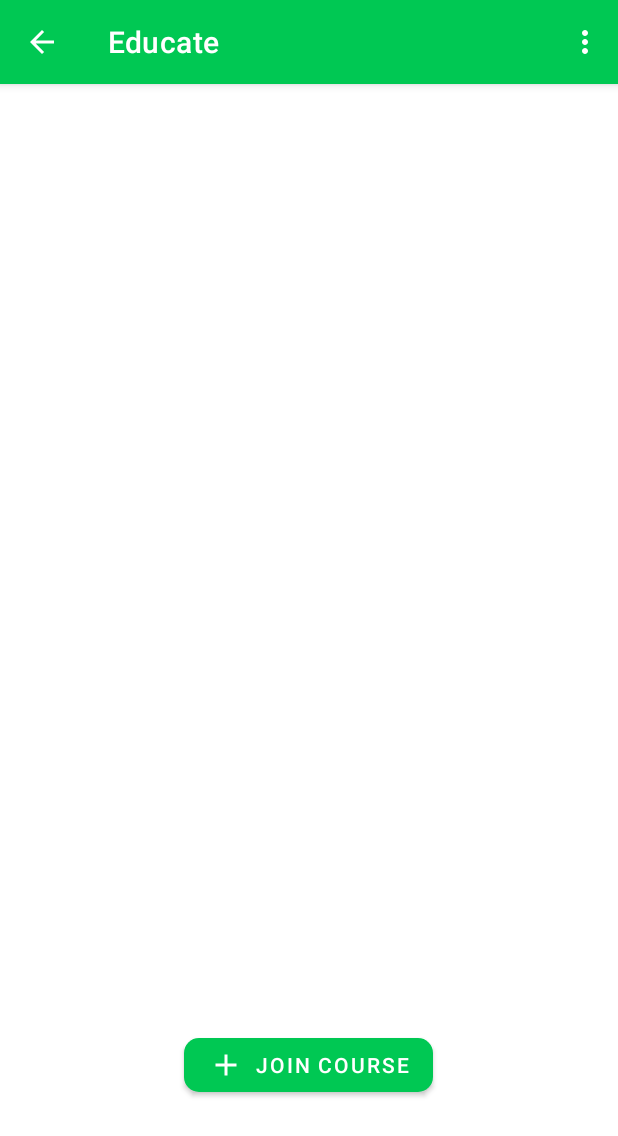
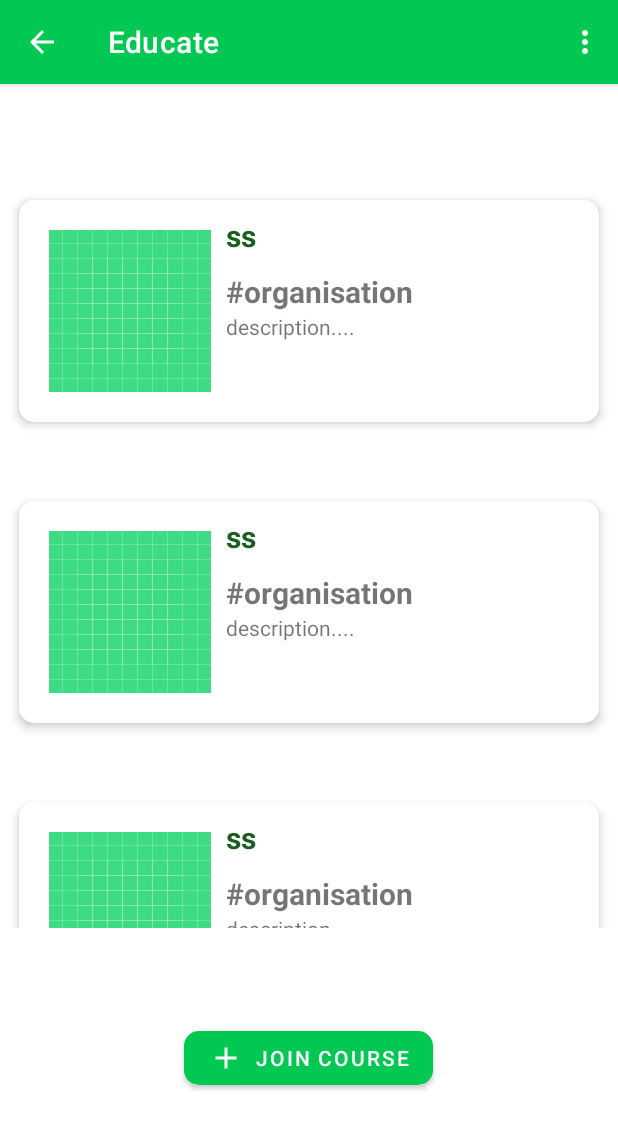
Before and after one commit to IndiaCFG3/team-4, an Android app: the screen it shows after launch once a user with an empty profile is signed in (MainActivity), on a phone screen of 412 x 824 dp. Shown: the top 1136 px of the screen. Run offline under Robolectric (Android 15) with nearby library versions, the phone set to English and light mode, and no system bars; our stand-ins replace Firebase (no records; nobody signed in at launch, a user with empty details on screens opened directly).

Commit message:
student dashboard

```diff
--- a/Educate/app/src/main/java/com/dev5151/educate/activities/MainActivity.java
+++ b/Educate/app/src/main/java/com/dev5151/educate/activities/MainActivity.java
@@ -3,6 +3,8 @@ package com.dev5151.educate.activities;
 import androidx.annotation.NonNull;
 import androidx.appcompat.app.AlertDialog;
 import androidx.appcompat.app.AppCompatActivity;
+import androidx.recyclerview.widget.LinearLayoutManager;
+import androidx.recyclerview.widget.RecyclerView;
 import androidx.viewpager.widget.ViewPager;
 import android.content.DialogInterface;
 import android.content.Intent;
@@ -30,7 +32,9 @@ public class MainActivity extends AppCompatActivity {
     String userIDDD;
     FirebaseUser userrr;
     MaterialButton btnJoinCourse;
+    RecyclerView courseList;
     public static OnClickInterface onClickInterface;
+    student_courses_adapter mStudent_courses_adapter;
     @Override
     protected void onCreate(Bundle savedInstanceState) {
         super.onCreate(savedInstanceState);
@@ -38,9 +42,13 @@ public class MainActivity extends AppCompatActivity {
         kAuth = FirebaseAuth.getInstance();
         userIDDD = kAuth.getCurrentUser().getUid();
         userrr = kAuth.getCurrentUser();
-
+        courseList = findViewById(R.id.recyclerView);
         getSupportActionBar().setDisplayHomeAsUpEnabled(true);
         btnJoinCourse = findViewById(R.id.join_course);
+        mStudent_courses_adapter = new student_courses_adapter(this);
+        courseList.setLayoutManager(new LinearLayoutManager(this));
+
+        courseList.setAdapter(mStudent_courses_adapter);
 
         btnJoinCourse.setOnClickListener(new View.OnClickListener() {
             @Override
--- /dev/null
+++ b/Educate/app/src/main/java/com/dev5151/educate/activities/student_courses_adapter.java
@@ -0,0 +1,53 @@
+package com.dev5151.educate.activities;
+
+import android.content.Context;
+import android.view.LayoutInflater;
+import android.view.View;
+import android.view.ViewGroup;
+import android.widget.ImageView;
+import android.widget.TextView;
+
+import androidx.annotation.NonNull;
+import androidx.recyclerview.widget.RecyclerView;
+
+import com.dev5151.educate.R;
+
+public class student_courses_adapter extends RecyclerView.Adapter<student_courses_adapter.MyViewHolder> {
+    Context context;
+
+    public student_courses_adapter(Context context) {
+        this.context = context;
+    }
+
+    @NonNull
+    @Override
+    public MyViewHolder onCreateViewHolder(@NonNull ViewGroup parent, int viewType) {
+        LayoutInflater inflater = LayoutInflater.from(context);
+        View view = inflater.inflate(R.layout.cardview_layout,parent,false);
+        return new student_courses_adapter.MyViewHolder(view);
+    }
+
+    @Override
+    public void onBindViewHolder(@NonNull MyViewHolder holder, int position) {
+        holder.course_name.setText("ss");
+    }
+
+    @Override
+    public int getItemCount() {
+        return 5;
+    }
+
+    public class MyViewHolder extends RecyclerView.ViewHolder {
+        TextView course_name;
+        TextView description;
+        TextView organisation;
+        ImageView photo;
+        public MyViewHolder(@NonNull View itemView) {
+            super(itemView);
+            course_name = itemView.findViewById(R.id.name);
+            description = itemView.findViewById(R.id.description);
+            organisation = itemView.findViewById(R.id.organisation);
+            photo = itemView.findViewById(R.id.course_logo);
+        }
+    }
+}
--- a/Educate/app/src/main/res/layout/activity_main.xml
+++ b/Educate/app/src/main/res/layout/activity_main.xml
@@ -10,7 +10,7 @@
         android:id="@+id/recyclerView"
         android:layout_width="match_parent"
         android:layout_height="500dp"
-        app:layout_constraintBottom_toBottomOf="parent"
+        app:layout_constraintBottom_toTopOf="@id/join_course"
         app:layout_constraintEnd_toEndOf="parent"
         app:layout_constraintHorizontal_bias="1.0"
         app:layout_constraintStart_toStartOf="parent"
--- a/Educate/app/src/main/res/layout/cardview_layout.xml
+++ b/Educate/app/src/main/res/layout/cardview_layout.xml
@@ -1,5 +1,6 @@
 <?xml version="1.0" encoding="utf-8"?>
-<androidx.cardview.widget.CardView xmlns:android="http://schemas.android.com/apk/res/android"
+<LinearLayout
+    xmlns:android="http://schemas.android.com/apk/res/android"
     android:layout_width="match_parent"
     android:layout_height="190dp"
     xmlns:app="http://schemas.android.com/apk/res-auto"
@@ -7,30 +8,71 @@
     android:clickable="true"
     app:cardCornerRadius="4dp"
     android:foreground="?android:attr/selectableItemBackground"
-    android:id="@+id/cardview_id">
+    android:id="@+id/cardview_id"
+    android:orientation="vertical">
 
-    <LinearLayout
+    <androidx.cardview.widget.CardView
         android:layout_width="match_parent"
-        android:layout_height="match_parent"
-        android:orientation="vertical">
+        android:layout_height="wrap_content"
+        app:cardBackgroundColor="@android:color/white"
+        app:cardCornerRadius="10dp"
+        app:cardElevation="4dp"
+        app:cardUseCompatPadding="true"
 
-        <ImageView
-            android:id="@+id/recipe_img_id"
+        >
+        <LinearLayout
             android:layout_width="match_parent"
-            android:layout_height="160dp"
-            android:layout_marginTop="10dp"
-            android:background="@color/colorPrimary"/>
-        <TextView
-            android:id="@+id/recipe_id"
-            android:layout_width="match_parent"
-            android:layout_height="match_parent"
-            android:gravity="center"
-            android:text="Name"
-            android:textSize="13sp"
-            android:textColor="#2d2d2d"/>
+            android:layout_height="wrap_content"
+            android:orientation="horizontal"
+            android:padding="10dp">
+            <ImageView
+                android:id="@+id/course_logo"
+                android:padding="10dp"
+                android:layout_width="wrap_content"
+                android:layout_height="wrap_content"
+                android:src="@drawable/ic_launcher_background"/>
+            <LinearLayout
+                android:layout_width="match_parent"
+                android:layout_height="wrap_content"
+                android:orientation="vertical">
+                <TextView
+                    android:id="@+id/name"
+                    android:layout_marginBottom="10dp"
+                    android:layout_width="wrap_content"
+                    android:layout_height="wrap_content"
+                    android:textColor="@color/colorAccent"
+                    android:textSize="20dp"
+                    android:text="courseName"
+                    android:textStyle="bold" />
 
-    </LinearLayout>
+                <TextView
+                    android:id="@+id/organisation"
+                    android:layout_width="match_parent"
+                    android:layout_height="wrap_content"
 
+                    android:textSize="20dp"
+                    android:textStyle="bold"
+                    android:text="#organisation"
+                    />
+                <TextView
+                    android:id="@+id/description"
+                    android:layout_width="match_parent"
+                    android:layout_height="wrap_content"
+                    android:text="description...."
+                    android:layout_marginBottom="20dp"
+                    />
 
+<!--                <TextView-->
+<!--                    android:padding="10dp"-->
+<!--                    android:id="@+id/timestamp_value"-->
+<!--                    android:layout_width="match_parent"-->
+<!--                    android:layout_height="wrap_content"-->
+<!--                    android:textAlignment="viewEnd"-->
+<!--                    android:text="MMM d,h:mm a"-->
+<!--                    />-->
+            </LinearLayout>
 
-</androidx.cardview.widget.CardView>
+        </LinearLayout>
+
+    </androidx.cardview.widget.CardView>
+</LinearLayout>
```
